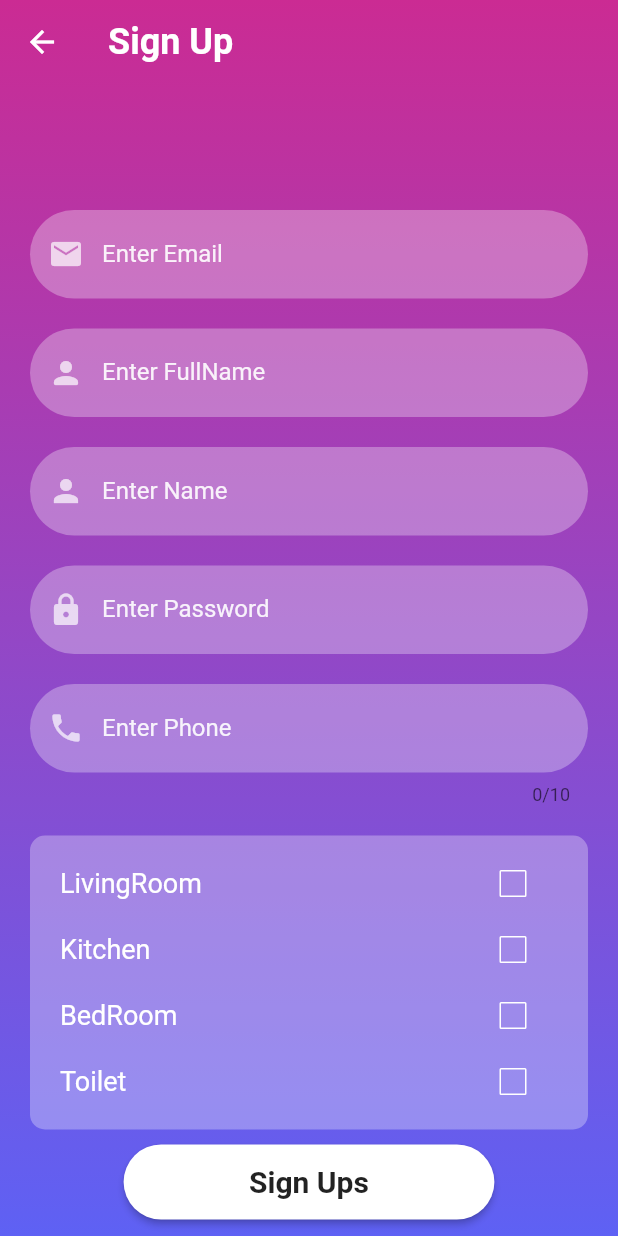
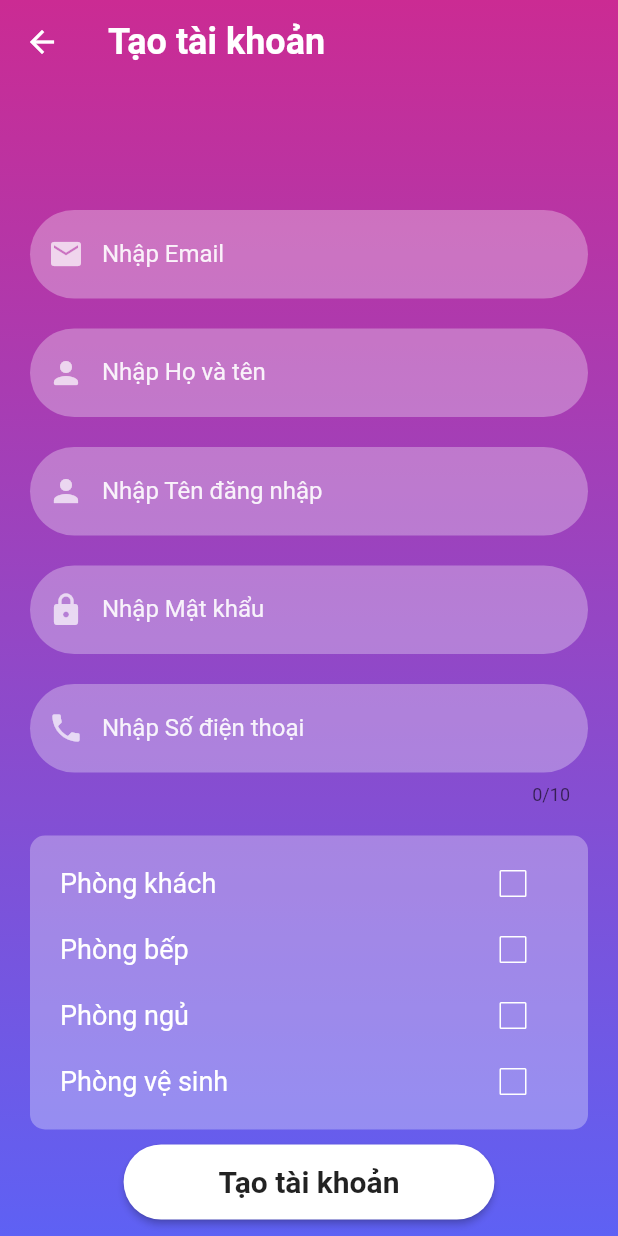
Before and after one commit to TranDuongGiaThinh/ProjectSmartHome, a Flutter app: the SignUpScreen screen opened by its route, on a phone screen of 412 x 824 dp. Run offline on Flutter 3.47's test engine with Material 2 defaults, Android fonts, the light colour scheme and no system bars; our stand-ins replace cloud_firestore, email_validator, firebase_auth, firebase_core, firebase_database, fl_chart and 3 more; missing offline and left inert: firebase_app_check; accounts and stored records are empty; network calls fail.

Commit message:
update text

```diff
--- a/lib/models/language.dart
+++ b/lib/models/language.dart
@@ -1,5 +1,3 @@
-import 'package:smart_home/views/forgot_password/forgot_password.dart';
-
 class Language {
   late String appName;
   late String setting;
@@ -50,7 +48,9 @@ class Language {
   late String passwordValid;
   late String forgotPassword;
   late String sendPasswordResetEmail;
-late String change;
+  late String change;
+  late String devices;
+  late String singUp;
 
   Language(String typeLanguage) {
     if (typeLanguage == "vi") {
@@ -102,7 +102,9 @@ late String change;
       passwordValid = "Mật khẩu phải có độ dài tối thiểu là 8 kí tự";
       forgotPassword = "Quên mật khẩu";
       sendPasswordResetEmail = "Liên kết đổi mật khẩu đã được gửi đến email";
-change = "Đổi";
+      change = "Đổi";
+      devices = "Các thiết bị";
+      singUp = "Tạo tài khoản";
 
     } else {
       appName = "Smart home";
@@ -153,8 +155,9 @@ change = "Đổi";
       passwordValid = "Password must be at least 8 characters";
       forgotPassword = "Forgot password";
       sendPasswordResetEmail = "A password reset link has been sent to email";
-change = "Change";
-
+      change = "Change";
+      devices = "devices";
+      singUp = "Sign Up";
     }
   }
 }
--- a/lib/views/index_screen.dart
+++ b/lib/views/index_screen.dart
@@ -43,6 +43,11 @@ class _IndexScreenState extends State<IndexScreen> {
   @override
   Widget build(BuildContext context) {
     MyApp.screenWidth = MediaQuery.of(context).size.width;
+
+    if (selectedIndex == 3 && title != LanguagePresenter.language.setting) {
+      title = LanguagePresenter.language.setting;
+    }
+
     return Scaffold(
       appBar: AppBar(
           toolbarHeight: (selectedIndex == 0) ? 0 : null,
--- a/lib/views/login.dart/login_screen.dart
+++ b/lib/views/login.dart/login_screen.dart
@@ -101,7 +101,7 @@ class _LoginScreenState extends State<LoginScreen> {
                         return null;
                       },
                     ),
-                firebaseUIButton(context, "Sign In", () async {
+                firebaseUIButton(context, LanguagePresenter.language.login, () async {
                   final isVail = _formKey.currentState!.validate();
                   if (!isVail) return;
                   signIn(context, _emailTextController.text,
--- a/lib/views/setting/custom_button.dart
+++ b/lib/views/setting/custom_button.dart
@@ -37,15 +37,14 @@ class CustomButton extends StatelessWidget {
           decoration: BoxDecoration(
               borderRadius: BorderRadius.circular(20), color: color),
           child: Row(
-            mainAxisAlignment: MainAxisAlignment.start,
+            mainAxisAlignment: MainAxisAlignment.center,
             children: [
-              Container(width: MediaQuery.of(context).size.width / 3),
               Icon(icon,color: Colors.white),
               Container(width: 10),
               Text(
                 content,
                 style: const TextStyle(
-                    fontWeight: FontWeight.bold, color: Colors.white),
+                    fontWeight: FontWeight.bold, fontSize: 18, color: Colors.white),
               )
             ],
           ),
--- a/lib/views/setting/setting_screen.dart
+++ b/lib/views/setting/setting_screen.dart
@@ -79,7 +79,7 @@ class _SettingScreenState extends State<SettingScreen> {
                 context: context,
                 icon: Icons.device_unknown_rounded,
                 height: 100,
-                content: 'Các thiết bị',
+                content: LanguagePresenter.language.devices,
                 action: () {
                   Navigator.pushNamed(context, '/de');
                 }),
--- a/lib/views/signup_screen/sign_up_screen.dart
+++ b/lib/views/signup_screen/sign_up_screen.dart
@@ -2,6 +2,7 @@ import 'package:email_validator/email_validator.dart';
 import 'package:flutter/material.dart';
 import 'package:smart_home/Utils/color_utils.dart';
 import 'package:smart_home/models/user.dart';
+import 'package:smart_home/presenters/language_presenter.dart';
 import 'package:smart_home/views/resuable_widgets/resuable_widgets.dart';
 
 class SignUpScreen extends StatefulWidget {
@@ -31,9 +32,9 @@ class _SignUpScreenState extends State<SignUpScreen> {
       appBar: AppBar(
         backgroundColor: Colors.transparent,
         elevation: 0,
-        title: const Text(
-          "Sign Up",
-          style: TextStyle(fontSize: 24, fontWeight: FontWeight.bold),
+        title: Text(
+          LanguagePresenter.language.singUp,
+          style: const TextStyle(fontSize: 24, fontWeight: FontWeight.bold),
         ),
       ),
       body: Container(
@@ -56,14 +57,14 @@ class _SignUpScreenState extends State<SignUpScreen> {
                       height: 20,
                     ),
                     resuableTextFile(
-                      'Enter Email',
+                      "${LanguagePresenter.language.enter} ${LanguagePresenter.language.email}",
                       Icons.email,
                       false, // Không phải là mật khẩu
                       false, // Không phải là số điện thoại
                       _emailTextController,
                       (value) {
                         if (value != null && !EmailValidator.validate(value)) {
-                          return 'Enter a valid email address';
+                          return LanguagePresenter.language.enterEmailValid;
                         }
                         return null;
                       },
@@ -72,14 +73,14 @@ class _SignUpScreenState extends State<SignUpScreen> {
                       height: 20,
                     ),
                     resuableTextFile(
-                      "Enter FullName",
+                      "${LanguagePresenter.language.enter} ${LanguagePresenter.language.fullName}",
                       Icons.person_rounded,
                       false,
                       false,
                       _fullnNameTextController,
                       (value) {
                         if (value == null || value.isEmpty) {
-                          return 'Full name is required';
+                          return "${LanguagePresenter.language.fullName} ${LanguagePresenter.language.notBeEmpty}";
                         }
                         return null; // Valid
                       },
@@ -88,14 +89,14 @@ class _SignUpScreenState extends State<SignUpScreen> {
                       height: 20,
                     ),
                     resuableTextFile(
-                      'Enter Name',
+                      "${LanguagePresenter.language.enter} ${LanguagePresenter.language.userName}",
                       Icons.person,
                       false, // Không phải là mật khẩu
                       false, // Không phải là số điện thoại
                       _userNameTextController,
                       (value) {
                         if (value == null || value.isEmpty) {
-                          return ' Name is required';
+                          return "${LanguagePresenter.language.userName} ${LanguagePresenter.language.notBeEmpty}";
                         }
                         return null;
                       },
@@ -104,7 +105,7 @@ class _SignUpScreenState extends State<SignUpScreen> {
                       height: 20,
                     ),
                     resuableTextFile(
-                      'Enter Password',
+                      "${LanguagePresenter.language.enter} ${LanguagePresenter.language.password}",
                       Icons.lock,
                       true, // Đây là mật khẩu
                       false, // Không phải là số điện thoại
@@ -112,7 +113,7 @@ class _SignUpScreenState extends State<SignUpScreen> {
                       (value) {
                         if (value != null && value.isNotEmpty) {
                           if (value.length < 8) {
-                            return 'Password must be at least 8 characters';
+                            return LanguagePresenter.language.passwordValid;
                           }
                         }
                         return null;
@@ -122,7 +123,7 @@ class _SignUpScreenState extends State<SignUpScreen> {
                       height: 20,
                     ),
                     resuableTextFile(
-                      'Enter Phone',
+                      "${LanguagePresenter.language.enter} ${LanguagePresenter.language.phoneNumber}",
                       Icons.phone,
                       false, // Không phải là mật khẩu
                       true, // Đây là số điện thoại
@@ -130,7 +131,7 @@ class _SignUpScreenState extends State<SignUpScreen> {
                       (value) {
                         if (value != null && value.isNotEmpty) {
                           if (value.length != 10) {
-                            return 'Phone number must be 10 digits';
+                            return LanguagePresenter.language.passwordValid;
                           }
                         }
                         return null;
@@ -147,22 +148,22 @@ class _SignUpScreenState extends State<SignUpScreen> {
                           borderRadius: BorderRadius.circular(10.0)),
                       child: Column(
                         children: [
-                          resualRow("LivingRoom", isLivingRoomSelected, () {
+                          resualRow(LanguagePresenter.language.livingRoom, isLivingRoomSelected, () {
                             setState(() {
                               isLivingRoomSelected = !isLivingRoomSelected;
                             });
                           }),
-                          resualRow("Kitchen", isKitChenSelected, () {
+                          resualRow(LanguagePresenter.language.kitchen, isKitChenSelected, () {
                             setState(() {
                               isKitChenSelected = !isKitChenSelected;
                             });
                           }),
-                          resualRow("BedRoom", isBedRoomSelected, () {
+                          resualRow(LanguagePresenter.language.bedRoom, isBedRoomSelected, () {
                             setState(() {
                               isBedRoomSelected = !isBedRoomSelected;
                             });
                           }),
-                          resualRow("Toilet", isToiletSelected, () {
+                          resualRow(LanguagePresenter.language.toilet, isToiletSelected, () {
                             setState(() {
                               isToiletSelected = !isToiletSelected;
                             });
@@ -170,7 +171,7 @@ class _SignUpScreenState extends State<SignUpScreen> {
                         ],
                       ),
                     ),
-                    firebaseUIButton(context, "Sign Ups", () {
+                    firebaseUIButton(context, LanguagePresenter.language.singUp, () {
                       final isVail = _formKey.currentState!.validate();
                       if (!isVail) return;
                       final newUser =UserModel.info(
```
